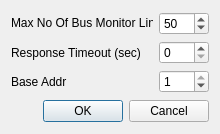
Before: the Qt Designer form forms/settings.ui in ExplorerOL/QModbusExplorer, drawn with Qt 5.
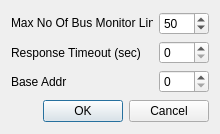
After: the same form once the commit is applied. Icons and pictures are not drawn.

Diff of the .ui file:
```diff
--- a/forms/settings.ui
+++ b/forms/settings.ui
@@ -126,7 +126,7 @@
         <number>1</number>
        </property>
        <property name="value">
-        <number>1</number>
+        <number>0</number>
        </property>
       </widget>
      </item>
```
